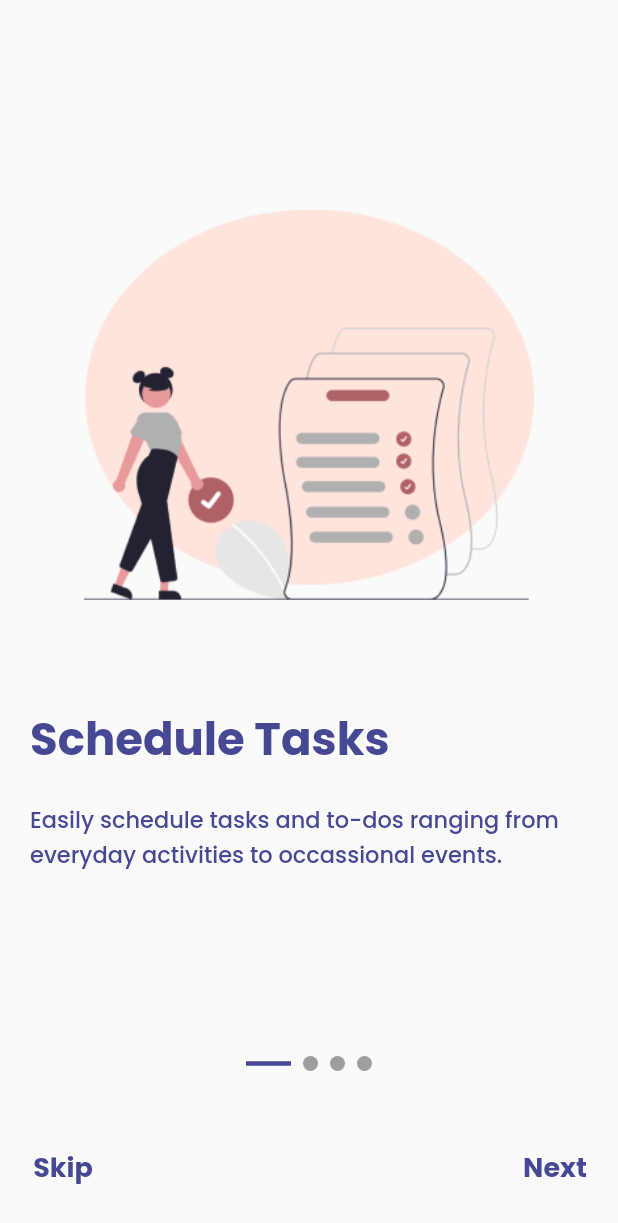
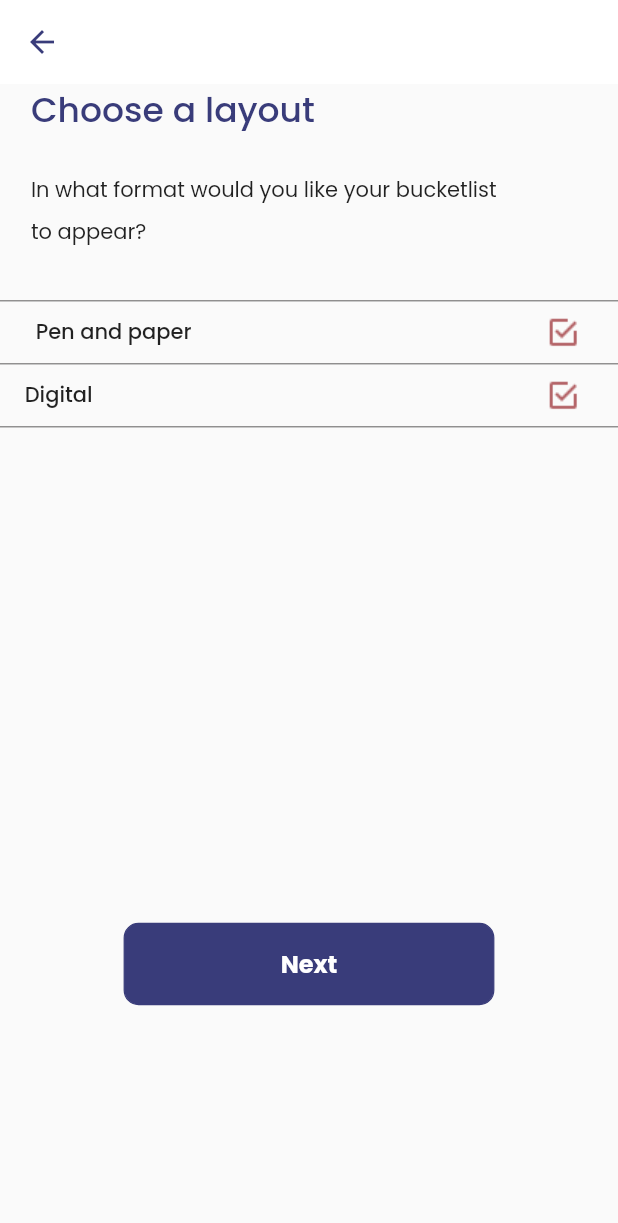
Before and after one commit to MJdugule/mind_pal, a Flutter app: the screen it shows after launch, on a phone screen of 412 x 824 dp. Shown: the top 1223 px of the screen. Run offline on Flutter 3.47's test engine with Material 2 defaults, Android fonts, the light colour scheme and no system bars; drawn by our look-alikes of smooth_page_indicator; our stand-ins replace google_fonts, percent_indicator, shared_preferences.

Commit message:
buckelist screens

```diff
--- a/lib/main.dart
+++ b/lib/main.dart
@@ -1,5 +1,10 @@
 import 'package:flutter/material.dart';
 import 'package:google_fonts/google_fonts.dart';
+import 'package:mind_pal/screens/BucketList/bucket_list.dart';
+import 'package:mind_pal/screens/BucketList/layout.dart';
+import 'package:mind_pal/screens/BucketList/list_name.dart';
+import 'package:mind_pal/screens/BucketList/my_list.dart';
+import 'package:mind_pal/screens/BucketList/section.dart';
 import 'package:mind_pal/screens/authentication/email_verification_screen.dart';
 import 'package:mind_pal/screens/home/alltasks.dart';
 import 'package:mind_pal/screens/home/create_new_tasks.dart';
@@ -20,18 +25,18 @@ class MyApp extends StatelessWidget {
   const MyApp({Key? key}) : super(key: key);
   @override
   Widget build(BuildContext context) {
-    return MaterialApp(
+    return MaterialApp(home:Layout(),
       debugShowCheckedModeBanner: false,
       theme: ThemeData(textTheme: GoogleFonts.poppinsTextTheme(),
       ),
       title: 'Mind Pal',
-      initialRoute: initScreen == 0 || initScreen == null
-          ? 'onBoardingScreen'
-          : 'splashScreen',
-      routes: {
-        'onBoardingScreen': (_) => const OnBoarding(),
-        'splashScreen': (_) => const Splashscreen(),
-      },
+      // initialRoute: initScreen == 0 || initScreen == null
+      //     ? 'onBoardingScreen'
+      //     : 'splashScreen',
+      // routes: {
+      //   'onBoardingScreen': (_) => const OnBoarding(),
+      //   'splashScreen': (_) => const Splashscreen(),
+      // },
     );
   }
 }
--- /dev/null
+++ b/lib/screens/BucketList/layout.dart
@@ -0,0 +1,84 @@
+import 'package:flutter/material.dart';
+import 'package:flutter/src/foundation/key.dart';
+import 'package:flutter/src/widgets/framework.dart';
+import 'package:google_fonts/google_fonts.dart';
+import 'package:mind_pal/shared_constants/colours.dart';
+import 'package:mind_pal/shared_constants/res_config.dart';
+import 'package:mind_pal/shared_constants/widgets.dart';
+
+class Layout extends StatefulWidget {
+  const Layout({Key? key}) : super(key: key);
+
+  @override
+  State<Layout> createState() => _LayoutState();
+}
+
+class _LayoutState extends State<Layout> {
+  @override
+  Widget build(BuildContext context) {
+    ResConfig().init(context);
+    return Scaffold(
+      appBar: AppBar(
+        elevation: 0,
+        backgroundColor: Colors.white,
+        leading: IconButton(
+          icon: const Icon(
+            Icons.arrow_back,
+            color: purpleText,
+          ),
+          onPressed: () {},
+        ),
+      ),
+      body: ListView(
+        children: [
+          Padding(
+            padding: EdgeInsets.symmetric(
+              horizontal: ResConfig.screenWidth / 20,
+            ),
+            child: Column(
+              crossAxisAlignment: CrossAxisAlignment.start,
+              children: [
+                Text(
+                  "Choose a layout",
+                  style: GoogleFonts.poppins(
+                      color: purpleText,
+                      fontSize: 23,
+                      fontWeight: FontWeight.w500),
+                ),
+                SizedBox(
+                  height: ResConfig.screenHeight / 40,
+                ),
+                Text(
+                  "In what format would you like your bucketlist\nto appear?",
+                  style: GoogleFonts.poppins(height: 2),
+                ),
+
+              ],
+            ),
+          ), SizedBox(
+            height: ResConfig.screenHeight / 25,
+          ),
+          const Divider(
+            color: lightGreyText,
+            height: 2,
+          ),
+          const BucketContent(
+              title: "  Pen and paper", image: "assets/images/checked.png"),
+          BucketContent(title: "Digital",image: "assets/images/checked.png"),
+          SizedBox(
+            height: ResConfig.screenHeight / 2.5,
+          ),
+          GestureDetector(
+              onTap: () {},
+              child: const Center(
+                  child: GetStartedButton(
+                      color: Color(0xFF393c7A),
+                      text: 'Next',
+                      textColor: Color(0xFFFFFFFF))))
+        ],
+      ),
+    );
+  }
+
+
+}
--- a/lib/shared_constants/widgets.dart
+++ b/lib/shared_constants/widgets.dart
@@ -2,6 +2,7 @@ import 'package:flutter/cupertino.dart';
 import 'package:flutter/material.dart';
 import 'package:google_fonts/google_fonts.dart';
 import 'package:mind_pal/shared_constants/colours.dart';
+import 'package:mind_pal/shared_constants/res_config.dart';
 import 'package:percent_indicator/linear_percent_indicator.dart';
 
 class ContentTile extends StatelessWidget {
@@ -64,7 +65,9 @@ class GetStartedButton extends StatelessWidget {
       width: MediaQuery.of(context).size.width * 0.6,
       height: MediaQuery.of(context).size.height / 15,
       decoration:
-          BoxDecoration(color: color, borderRadius: BorderRadius.circular(10)),
+          BoxDecoration(color: color, borderRadius: BorderRadius.circular(10),
+              border:   Border.all(width: 0.8,color: Color(0xFF393c7A),)),
+
       child: Center(
         child: Text(text,
             style: GoogleFonts.poppins(
@@ -322,3 +325,33 @@ class TextFieldWidget extends StatelessWidget {
     );
   }
 }
+class BucketContent extends StatelessWidget {
+  final String title;
+  final String image;
+  const BucketContent({Key? key, required this.title, required this.image}) : super(key: key);
+
+  @override
+  Widget build(BuildContext context) {
+    ResConfig().init(context);
+    return Column(
+      children: [
+        Padding(
+          padding:  EdgeInsets.symmetric(  horizontal: ResConfig.screenWidth / 25,),
+          child: Row(
+            mainAxisAlignment: MainAxisAlignment.spaceBetween,
+            children: [
+              Text(title,style: GoogleFonts.poppins(fontWeight: FontWeight.w500),),
+              Image.asset(image)
+            ],
+          ),
+        ),
+        const Divider(
+          color: lightGreyText,
+          height: 2,
+        ),
+
+
+      ],
+    );
+  }
+}
```
Also changed, not shown: lib/screens/BucketList/bucket_list.dart (added, +99 -0 lines), lib/screens/BucketList/list_name.dart (added, +80 -0 lines), lib/screens/BucketList/my_list.dart (added, +90 -0 lines), lib/screens/BucketList/section.dart (added, +96 -0 lines), assets/images/Vectors.png (added), assets/images/angle-right.png (added), assets/images/bucket_welcome.png (added), assets/images/checked.png (added), assets/images/dot.png (added).
